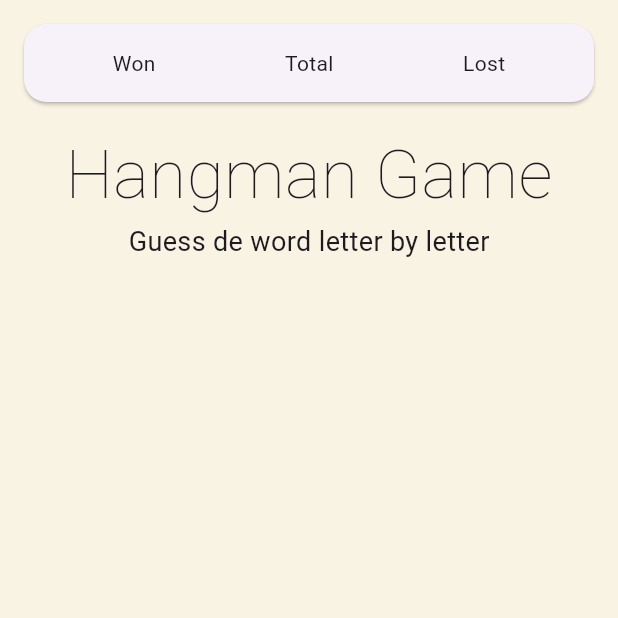
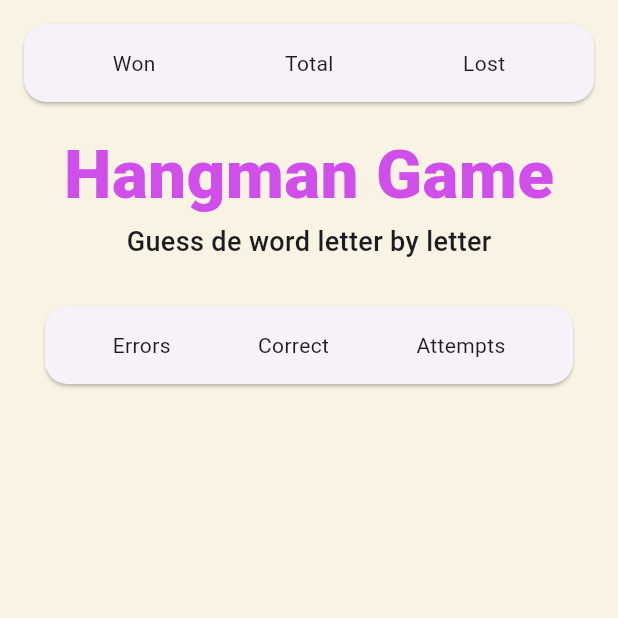
Before and after one commit to ChantalPT/hangman_game, a Flutter app: the screen it shows after launch, on a phone screen of 412 x 824 dp, the top half of it. Run offline on Flutter 3.47's test engine with Material 3 defaults, Android fonts, the phone set to English and light mode, and no system bars.

Commit message:
card: error, correct, attempts

```diff
--- a/lib/presentation/screens/widgets/home_screen.dart
+++ b/lib/presentation/screens/widgets/home_screen.dart
@@ -25,7 +25,6 @@ class HomeScreen extends StatelessWidget {
                 child: Padding(
                   padding: const EdgeInsets.all(16),
                   child: Row(
-                    //mainAxisSize: MainAxisSize.min,
                     mainAxisAlignment: MainAxisAlignment.spaceAround,
                     children: const [Text('Won'), Text('Total'), Text('Lost')],
                   ),
@@ -33,11 +32,32 @@ class HomeScreen extends StatelessWidget {
               ),
               Text(
                 'Hangman Game',
-                style: TextStyle(fontSize: 45, fontWeight: FontWeight.w100),
+                style: TextStyle(
+                  fontSize: 45,
+                  fontWeight: FontWeight.w800,
+                  color: Color(0xffd04fea),
+                ),
               ),
               Text(
                 'Guess de word letter by letter',
-                style: TextStyle(fontSize: 18),
+                style: TextStyle(fontSize: 18, fontWeight: FontWeight.w500),
+              ),
+              Card(
+                margin: EdgeInsets.all(30),
+                shape: RoundedRectangleBorder(
+                  borderRadius: BorderRadiusGeometry.circular(15),
+                ),
+                child: Padding(
+                  padding: const EdgeInsets.all(16),
+                  child: Row(
+                    mainAxisAlignment: MainAxisAlignment.spaceAround,
+                    children: const [
+                      Text('Errors'),
+                      Text('Correct'),
+                      Text('Attempts'),
+                    ],
+                  ),
+                ),
               ),
             ],
           ),
@@ -46,13 +66,3 @@ class HomeScreen extends StatelessWidget {
     );
   }
 }
-
-
-              // Text(
-              //   'Hangman Game',
-              //   style: TextStyle(fontSize: 38, fontWeight: FontWeight.w100),
-              // ),
-              // Text(
-              //   'Guess de word letter by letter',
-              //   style: TextStyle(fontSize: 18),
-              // ),
```
